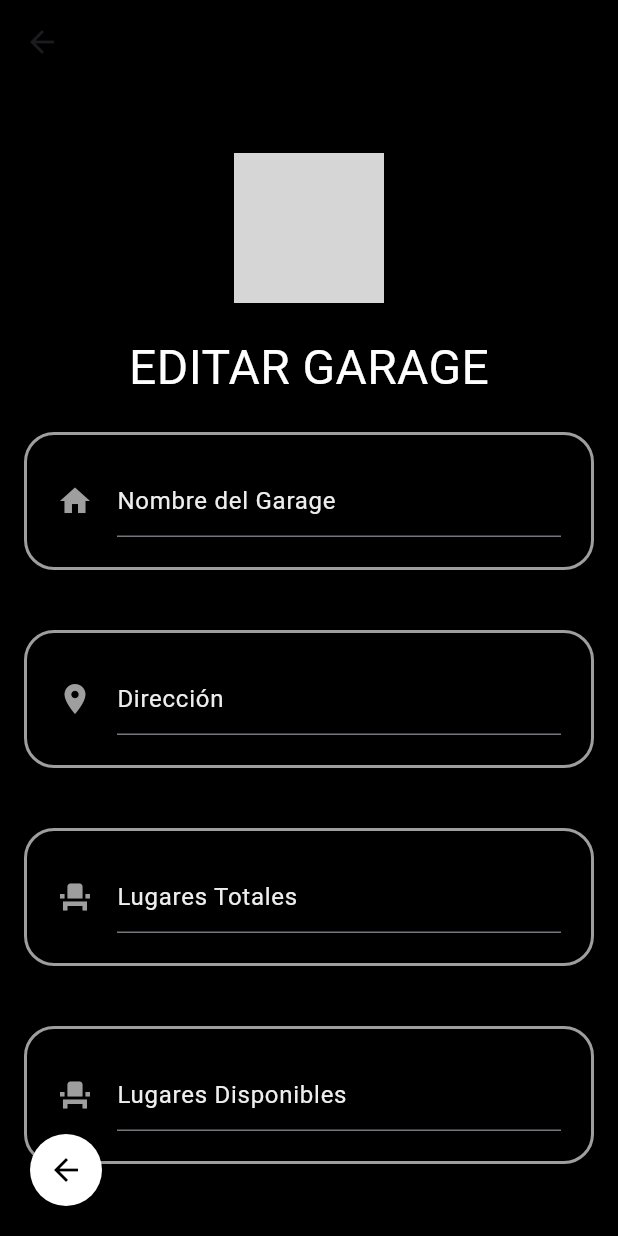
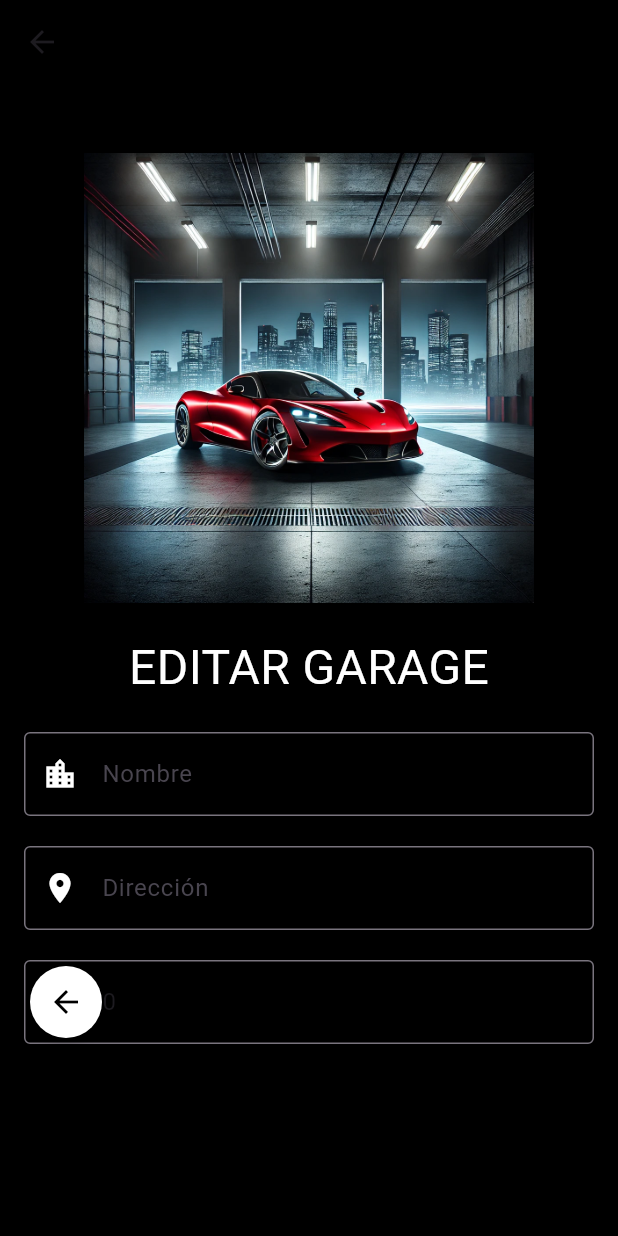
Before and after one commit to nitoxxic/e-garage-proveedor, a Flutter app: the EditarGarage screen opened directly with empty values, on a phone screen of 412 x 824 dp. Run offline on Flutter 3.47's test engine with Material 3 defaults, Android fonts, the phone set to English and light mode, and no system bars; our stand-ins replace bloc, cloud_firestore, equatable, firebase_core, firebase_messaging, flutter_bloc and 7 more; accounts and stored records are empty; grey boxes are pictures that could not be loaded.

Commit message:
Se puede agregar un garage a bd y encontrar en app del usuario

```diff
--- a/lib/core/Entities/DuenoGarage.dart
+++ b/lib/core/Entities/DuenoGarage.dart
@@ -16,8 +16,10 @@ class DuenoGarage extends Usuario {
     required super.telefono,
     required this.garages,
     required this.razonSocial,
-    required this.CUIT
-  }) : super (
+    required this.CUIT,
+    bool biometriaHabilitada = false,
+  }) : super(
           esAdmin: true,
+          biometriaHabilitada: biometriaHabilitada,
         );
 }
--- a/lib/core/Entities/Garage.dart
+++ b/lib/core/Entities/Garage.dart
@@ -6,15 +6,19 @@ class Garage {
   String direccion;
   int lugaresTotales;
   int lugaresDisponibles;
+  double latitude;
+  double longitude;
 
   Garage({
     required this.id,
     required this.nombre,
     required this.direccion,
     required this.lugaresTotales,
+    required this.latitude,
+    required this.longitude,
   }) : lugaresDisponibles = lugaresTotales; // Inicialmente todos los lugares están disponibles.
 
-
+  // Método para convertir a Firestore
   Map<String, dynamic> toFirestore() {
     return {
       "id": id,
@@ -22,10 +26,12 @@ class Garage {
       "direccion": direccion,
       "lugaresTotales": lugaresTotales,
       "lugaresDisponibles": lugaresDisponibles,
+      "latitude": latitude,
+      "longitude": longitude,
     };
   }
 
-
+  // Método para crear una instancia desde Firestore
   factory Garage.fromFirestore(
     DocumentSnapshot<Map<String, dynamic>> snapshot,
     SnapshotOptions? options,
@@ -36,22 +42,28 @@ class Garage {
       nombre: data?['nombre'],
       direccion: data?['direccion'],
       lugaresTotales: data?['lugaresTotales'],
+      latitude: data?['latitude'] ?? 0.0,
+      longitude: data?['longitude'] ?? 0.0,
     )..lugaresDisponibles = data?['lugaresDisponibles'] ?? data?['lugaresTotales'];
   }
 
-
+  // Método para copiar la instancia
   Garage copyWith({
     String? id,
     String? nombre,
     String? direccion,
     int? lugaresTotales,
     int? lugaresDisponibles,
+    double? latitude,
+    double? longitude,
   }) {
     return Garage(
       id: id ?? this.id,
       nombre: nombre ?? this.nombre,
       direccion: direccion ?? this.direccion,
       lugaresTotales: lugaresTotales ?? this.lugaresTotales,
+      latitude: latitude ?? this.latitude,
+      longitude: longitude ?? this.longitude,
     )..lugaresDisponibles = lugaresDisponibles ?? this.lugaresDisponibles;
   }
 
--- a/lib/core/router/app_router.dart
+++ b/lib/core/router/app_router.dart
@@ -37,5 +37,6 @@ final GoRouter appRouter = GoRouter(
         return EditarGarage(garage: garage);
       },
     ),
+
   ],
 );
--- a/lib/screens/editarGarage.dart
+++ b/lib/screens/editarGarage.dart
@@ -2,9 +2,8 @@ import 'package:cloud_firestore/cloud_firestore.dart';
 import 'package:e_garage_proveedor/core/Entities/Garage.dart';
 import 'package:e_garage_proveedor/widgetsPersonalizados/BotonAtras.dart';
 import 'package:e_garage_proveedor/widgetsPersonalizados/input_text_login.dart';
+import 'package:e_garage_proveedor/widgetsPersonalizados/logo.dart';
 import 'package:flutter/material.dart';
-
-
 
 class EditarGarage extends StatefulWidget {
   final Garage garage;
@@ -26,8 +25,10 @@ class _EditarGarageState extends State<EditarGarage> {
     super.initState();
     nombreController = TextEditingController(text: widget.garage.nombre);
     direccionController = TextEditingController(text: widget.garage.direccion);
-    lugaresTotalesController = TextEditingController(text: widget.garage.lugaresTotales.toString());
-    lugaresDisponiblesController = TextEditingController(text: widget.garage.lugaresDisponibles.toString());
+    lugaresTotalesController =
+        TextEditingController(text: widget.garage.lugaresTotales.toString());
+    lugaresDisponiblesController = TextEditingController(
+        text: widget.garage.lugaresDisponibles.toString());
   }
 
   @override
@@ -51,10 +52,12 @@ class _EditarGarageState extends State<EditarGarage> {
         'lugaresDisponibles': int.parse(lugaresDisponiblesController.text),
       });
 
-      ScaffoldMessenger.of(context).showSnackBar(const SnackBar(content: Text('Datos guardados exitosamente.')));
+      ScaffoldMessenger.of(context).showSnackBar(
+          const SnackBar(content: Text('Datos guardados exitosamente.')));
       Navigator.of(context).pop();
     } catch (e) {
-      ScaffoldMessenger.of(context).showSnackBar(SnackBar(content: Text('Error al guardar cambios: $e')));
+      ScaffoldMessenger.of(context).showSnackBar(
+          SnackBar(content: Text('Error al guardar cambios: $e')));
     }
   }
 
@@ -74,10 +77,7 @@ class _EditarGarageState extends State<EditarGarage> {
               mainAxisAlignment: MainAxisAlignment.center,
               children: [
                 const SizedBox(height: 30),
-                Image.asset(
-                  'assets/images/car_logo.png',
-                  height: 100,
-                ),
+                const LogoWidget(size: 300, showText: false),
                 const SizedBox(height: 20),
                 const Center(
                   child: Text(
@@ -90,28 +90,21 @@ class _EditarGarageState extends State<EditarGarage> {
                 ),
                 const SizedBox(height: 20),
                 InputTextLogin(
-                  hintText: 'Nombre del Garage',
-                  icon: const Icon(Icons.home),
+                  hintText: 'Nombre',
+                  icon: const Icon(Icons.location_city, color: Colors.white),
+                  controller: nombreController,
                 ),
                 const SizedBox(height: 20),
                 InputTextLogin(
                   hintText: 'Dirección',
-                  icon: const Icon(Icons.location_on),
+                  icon: const Icon(Icons.location_on, color: Colors.white),
+                  controller: direccionController,
                 ),
                 const SizedBox(height: 20),
                 InputTextLogin(
                   hintText: 'Lugares Totales',
-                  icon: const Icon(Icons.event_seat),
-                ),
-                const SizedBox(height: 20),
-                InputTextLogin(
-                  hintText: 'Lugares Disponibles',
-                  icon: const Icon(Icons.event_seat),
-                ),
-                const SizedBox(height: 30),
-                ElevatedButton(
-                  onPressed: _guardarCambios,
-                  child: const Text("Guardar Cambios"),
+                  icon: const Icon(Icons.add_location_alt, color: Colors.white),
+                  controller: lugaresTotalesController,
                 ),
               ],
             ),
--- a/lib/widgetsPersonalizados/input_text_login.dart
+++ b/lib/widgetsPersonalizados/input_text_login.dart
@@ -3,32 +3,24 @@ import 'package:flutter/material.dart';
 class InputTextLogin extends StatelessWidget {
   final String hintText;
   final Icon icon;
+  final TextEditingController controller;
 
   const InputTextLogin({
-    super.key,
+    Key? key,
     required this.hintText,
     required this.icon,
-  });
+    required this.controller,
+  }) : super(key: key);
 
   @override
   Widget build(BuildContext context) {
-    return Container(
-        margin: const EdgeInsets.only(bottom: 20),
-        padding: const EdgeInsets.all(20),
-        decoration: BoxDecoration(
-          color: Colors.transparent,
-          borderRadius: BorderRadius.circular(20),
-          border: Border.all(
-            width: 2.0,
-            color: Colors.grey,
-          ),
-        ),
-        child: TextField(
-          decoration: InputDecoration(
-              hintText: hintText,
-              hintStyle: TextStyle(color: Colors.grey[200]),
-              icon: icon,
-              iconColor: Colors.grey[500]),
-        ));
+    return TextField(
+      controller: controller,
+      decoration: InputDecoration(
+        hintText: hintText,
+        prefixIcon: icon,
+        border: OutlineInputBorder(),
+      ),
+    );
   }
 }
--- a/pubspec.yaml
+++ b/pubspec.yaml
@@ -22,7 +22,7 @@ dependencies:
   geolocator: ^13.0.1
   go_router: ^14.2.7
   google_nav_bar: ^5.0.6
-  http: ^0.13.4
+  http: ^0.13.5
   intl: ^0.19.0
   latlong2: ^0.8.0
   local_auth: ^2.1.6
@@ -36,6 +36,7 @@ dependencies:
   equatable: ^2.0.5
   firebase_messaging: ^15.1.4
   flutter_local_notifications: ^18.0.0
+  geocoding: ^3.0.0
 
 dev_dependencies:
   flutter_test:
```
Also changed, not shown: lib/screens/ListaGarages.dart (+6 -4 lines), lib/screens/LoginAdministrador.dart (+6 -7 lines), lib/widgetsPersonalizados/agregarGarage.dart (+76 -39 lines), pubspec.lock, 4 other files.
